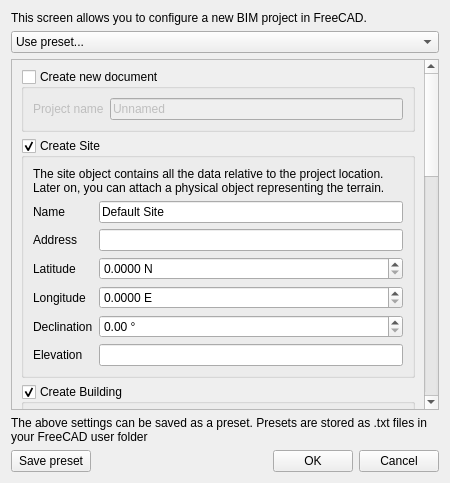
The window that dialogProject.ui (yorikvanhavre/BIM_Workbench) describes before a commit, drawn with Qt 5.
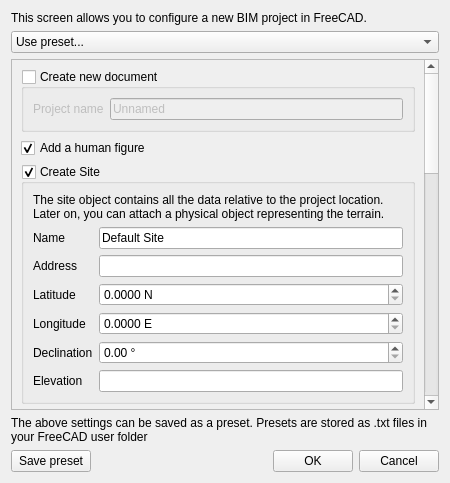
The same window after the commit. Icons and pictures are not drawn. Custom widgets are drawn as their Qt base class.

Commit message: Added human figure option in BIM project tool

```diff
--- a/dialogProject.ui
+++ b/dialogProject.ui
@@ -44,7 +44,7 @@
         <x>0</x>
         <y>0</y>
         <width>417</width>
-        <height>1169</height>
+        <height>1196</height>
        </rect>
       </property>
       <layout class="QVBoxLayout" name="verticalLayout_2">
@@ -77,6 +77,19 @@
          </layout>
         </widget>
        </item>
+       <item>
+        <widget class="QCheckBox" name="addHumanFigure">
+         <property name="toolTip">
+          <string>If this is checked, a human figure will be added, which helps greatly to give a sense of scale when viewing the model</string>
+         </property>
+         <property name="text">
+          <string>Add a human figure</string>
+         </property>
+         <property name="checked">
+          <bool>true</bool>
+         </property>
+        </widget>
+       </item>
        <item>
         <widget class="QGroupBox" name="groupSite">
          <property name="title">
```
The commit also changes 2 other files.
